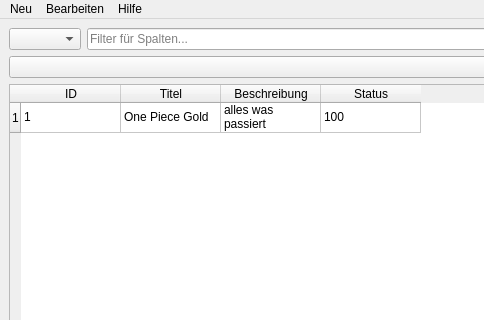
Before: the Qt Designer form templates/backlog_manager_main.ui in Wholffe/BacklogManager, drawn with Qt 5; both pictures show x 0 to 484 and y 0 to 320 of the 1018 by 756 pixel window.
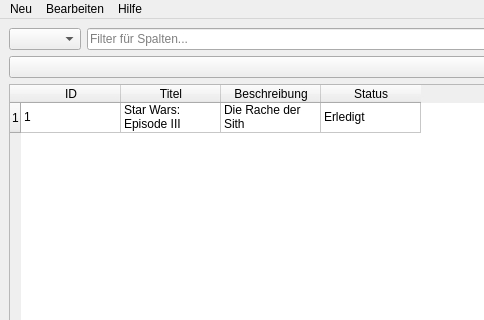
After: the same form once the commit is applied.

What changed in the file:
```diff
--- a/templates/backlog_manager_main.ui
+++ b/templates/backlog_manager_main.ui
@@ -83,17 +83,17 @@
       </item>
       <item row="0" column="1">
        <property name="text">
-        <string>One Piece Gold</string>
+        <string>Star Wars: Episode III</string>
        </property>
       </item>
       <item row="0" column="2">
        <property name="text">
-        <string>alles was passiert</string>
+        <string>Die Rache der Sith</string>
        </property>
       </item>
       <item row="0" column="3">
        <property name="text">
-        <string>100</string>
+        <string>Erledigt</string>
        </property>
       </item>
      </widget>
```
